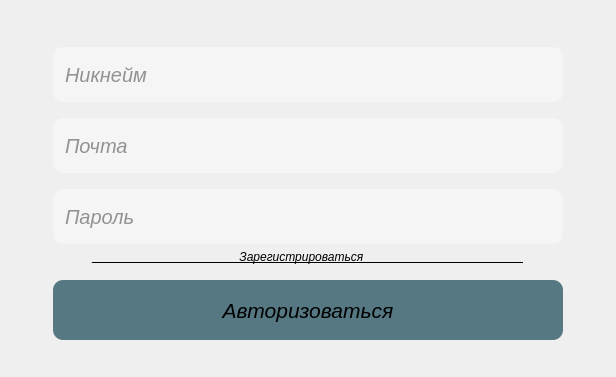
First picture: the form in lab3/LinkDove/loginwidget.ui, repository ElizavetaPa17/LinkDove, before the edit.
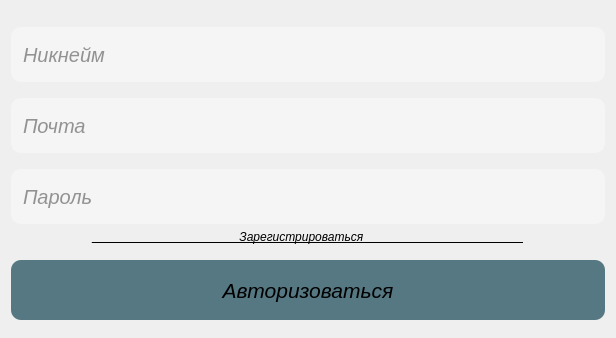
Second picture: the form after the edit. Custom widgets are drawn as their Qt base class.

Patch:
```diff
--- a/lab3/LinkDove/loginwidget.ui
+++ b/lab3/LinkDove/loginwidget.ui
@@ -7,7 +7,7 @@
     <x>0</x>
     <y>0</y>
     <width>616</width>
-    <height>377</height>
+    <height>338</height>
    </rect>
   </property>
   <property name="sizePolicy">
@@ -28,7 +28,7 @@
      <item>
       <widget class="QLineEdit" name="usernameEdit">
        <property name="sizePolicy">
-        <sizepolicy hsizetype="Fixed" vsizetype="Fixed">
+        <sizepolicy hsizetype="Preferred" vsizetype="Fixed">
          <horstretch>0</horstretch>
          <verstretch>0</verstretch>
         </sizepolicy>
@@ -60,7 +60,7 @@
      <item>
       <widget class="QLineEdit" name="emailEdit">
        <property name="sizePolicy">
-        <sizepolicy hsizetype="Fixed" vsizetype="Fixed">
+        <sizepolicy hsizetype="Preferred" vsizetype="Fixed">
          <horstretch>0</horstretch>
          <verstretch>0</verstretch>
         </sizepolicy>
@@ -89,7 +89,7 @@
      <item>
       <widget class="QLineEdit" name="passwordEdit">
        <property name="sizePolicy">
-        <sizepolicy hsizetype="Fixed" vsizetype="Fixed">
+        <sizepolicy hsizetype="Preferred" vsizetype="Fixed">
          <horstretch>0</horstretch>
          <verstretch>0</verstretch>
         </sizepolicy>
@@ -157,7 +157,7 @@
      <item>
       <widget class="QPushButton" name="loginButton">
        <property name="sizePolicy">
-        <sizepolicy hsizetype="Fixed" vsizetype="Fixed">
+        <sizepolicy hsizetype="Preferred" vsizetype="Fixed">
          <horstretch>0</horstretch>
          <verstretch>0</verstretch>
         </sizepolicy>
```
